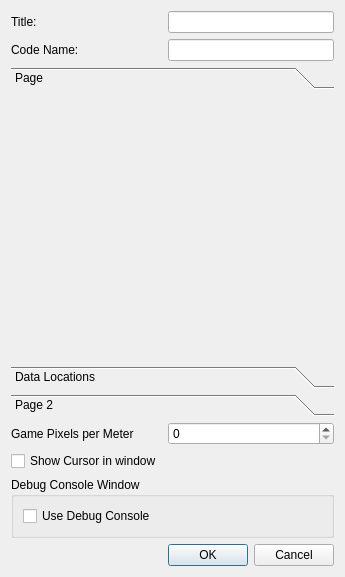
First picture: the form in Editor/src/Dialogs/DlgProjectSettings.ui, repository GameOverture/HarmonyEngine, before the edit.
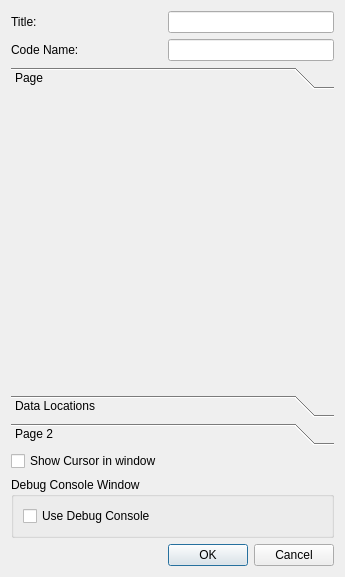
Second picture: the form after the edit. The open tabs and pages were chosen to show the change. Icons and pictures are not drawn.

What changed in the file:
```diff
--- a/Editor/src/Dialogs/DlgProjectSettings.ui
+++ b/Editor/src/Dialogs/DlgProjectSettings.ui
@@ -44,8 +44,8 @@
        <rect>
         <x>0</x>
         <y>0</y>
-        <width>316</width>
-        <height>69</height>
+        <width>98</width>
+        <height>28</height>
        </rect>
       </property>
       <attribute name="label">
@@ -206,16 +206,6 @@
     </widget>
    </item>
    <item row="4" column="0">
-    <widget class="QLabel" name="label_9">
-     <property name="text">
-      <string>Game Pixels per Meter</string>
-     </property>
-    </widget>
-   </item>
-   <item row="4" column="1">
-    <widget class="QSpinBox" name="sbPixelsPerMeter"/>
-   </item>
-   <item row="5" column="0">
     <widget class="QCheckBox" name="chkShowCursor">
      <property name="text">
       <string>Show Cursor in window</string>
```
Left out of the diff: 10 changed lines with no effect on the pictures.
